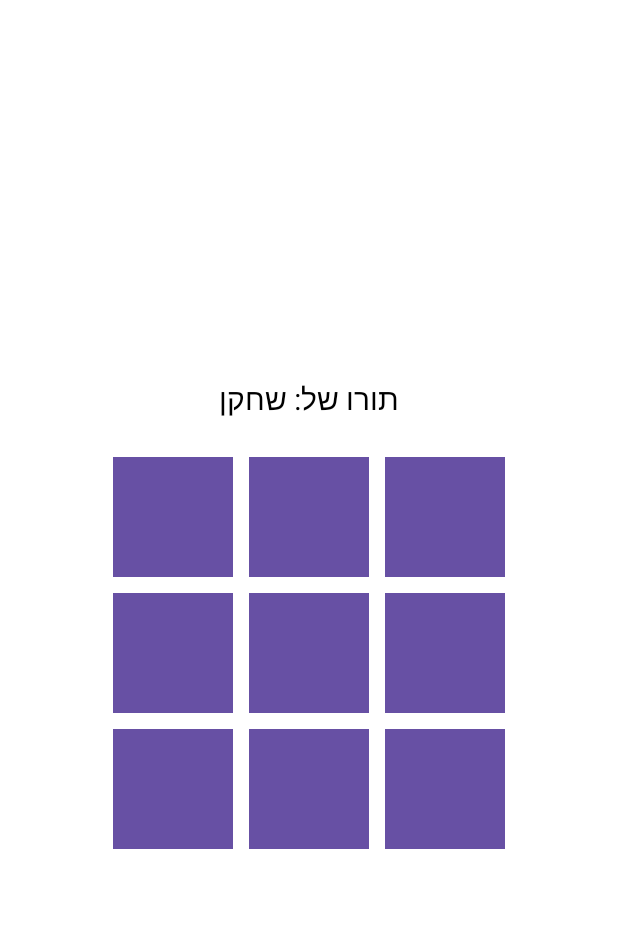
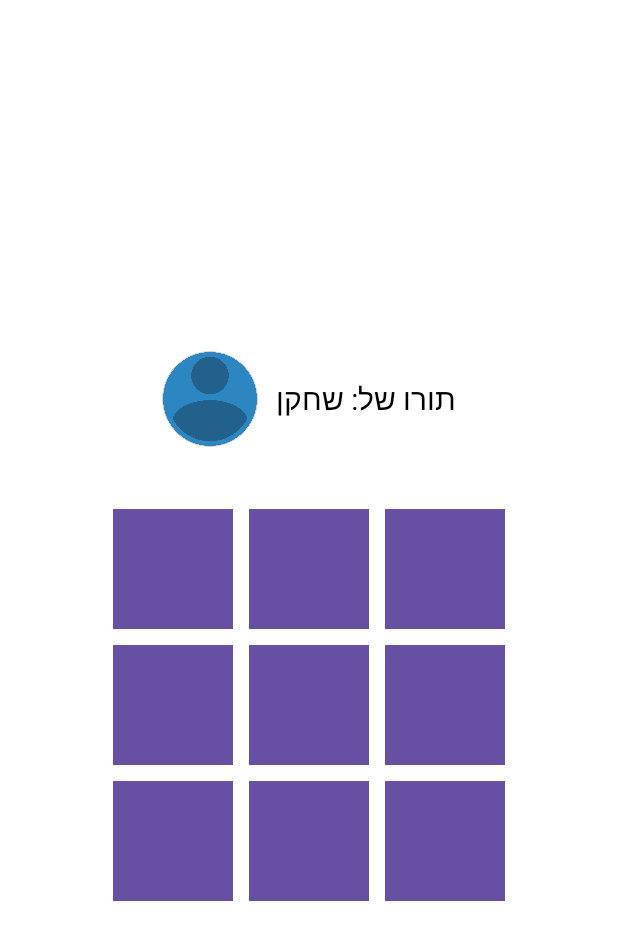
Before and after one commit to hanalif/TicTacToeGame, an Android app: the MainActivity screen opened directly, with no data from a screen before it, on a phone screen of 412 x 824 dp. Shown: the top 940 px of the screen. Run offline under Robolectric (Android 15) with nearby library versions, the phone set to English and light mode, and no system bars; our stand-ins replace Room's generated code.

```diff
--- a/app/src/main/java/hana/lipschutz/math_exercises/MainActivity.java
+++ b/app/src/main/java/hana/lipschutz/math_exercises/MainActivity.java
@@ -2,20 +2,19 @@ package hana.lipschutz.math_exercises;
 
 import android.content.Intent;
 import android.content.SharedPreferences;
+import android.graphics.Bitmap;
+import android.graphics.BitmapFactory;
 import android.os.Bundle;
 import android.widget.Button;
 import android.widget.GridLayout;
+import android.widget.ImageView;
 import android.widget.TextView;
 
 import androidx.appcompat.app.AlertDialog;
 import androidx.appcompat.app.AppCompatActivity;
 
-import com.google.gson.Gson;
-import com.google.gson.reflect.TypeToken;
-
-import java.lang.reflect.Type;
+import java.io.File;
 import java.text.SimpleDateFormat;
-import java.util.ArrayList;
 import java.util.Date;
 import java.util.Locale;
 
@@ -24,6 +23,7 @@ public class MainActivity extends AppCompatActivity {
     private Model game;
     private AppDatabase db;
     private TextView playerNameTextView;
+    private ImageView imageViewProfile;
     private Button[][] buttons = new Button[3][3];
     private String playerName;
     private long startTime;
@@ -48,6 +48,10 @@ public class MainActivity extends AppCompatActivity {
         game = new Model();
 
         playerNameTextView = findViewById(R.id.playerNameTextView);
+        imageViewProfile = findViewById(R.id.imageViewProfile);
+
+        loadProfileImage();
+
         playerNameTextView.setText("תורו של: " + playerName);
 
         GridLayout gridLayout = findViewById(R.id.gridLayout);
@@ -64,6 +68,17 @@ public class MainActivity extends AppCompatActivity {
                 btn.setOnClickListener(v -> handlePlayerClick(finalRow, finalCol));
                 index++;
             }
+        }
+    }
+
+    private void loadProfileImage() {
+        File file = new File(getFilesDir(), "profile.jpg");
+        if (file.exists()) {
+            Bitmap bitmap = BitmapFactory.decodeFile(file.getAbsolutePath());
+            imageViewProfile.setImageBitmap(bitmap);
+        } else {
+            // תמונת ברירת מחדל במידה ואין תמונה
+            imageViewProfile.setImageResource(R.drawable.profile_avatar);
         }
     }
 
@@ -139,22 +154,6 @@ public class MainActivity extends AppCompatActivity {
         saveResultToDatabase(game.getWinner(), durationSeconds);
     }
 
-    private void saveResult(String winner, int durationSeconds) {
-        SharedPreferences prefs = getSharedPreferences("GamePrefs", MODE_PRIVATE);
-        Gson gson = new Gson();
-
-        String json = prefs.getString("GAME_RESULTS", "[]");
-        Type listType = new TypeToken<ArrayList<GameResult>>() {}.getType();
-        ArrayList<GameResult> list = gson.fromJson(json, listType);
-
-        String dateTime = new SimpleDateFormat("dd/MM/yyyy HH:mm", Locale.getDefault()).format(new Date());
-        GameResult result = new GameResult(winner, dateTime, durationSeconds);
-        list.add(result);
-
-        String updatedJson = gson.toJson(list);
-        prefs.edit().putString("GAME_RESULTS", updatedJson).apply();
-    }
-
     private void saveResultToDatabase(String winner, int durationSeconds) {
         new Thread(() -> {
             String dateTime = new SimpleDateFormat("dd/MM/yyyy HH:mm", Locale.getDefault()).format(new Date());
@@ -164,5 +163,4 @@ public class MainActivity extends AppCompatActivity {
         }).start();
     }
 
-
 }
--- a/app/src/main/res/layout/activity_main.xml
+++ b/app/src/main/res/layout/activity_main.xml
@@ -8,14 +8,33 @@
     android:padding="24dp"
     android:background="#FFF">
 
-    <TextView
-        android:id="@+id/playerNameTextView"
+    <!-- LinearLayout אופקי לתמונה ושם -->
+    <LinearLayout
         android:layout_width="wrap_content"
         android:layout_height="wrap_content"
-        android:text="תורו של: "
-        android:textSize="20sp"
-        android:textColor="#000000"
-        android:layout_marginBottom="20dp" />
+        android:orientation="horizontal"
+        android:gravity="center_vertical"
+        android:layout_marginBottom="20dp"
+        android:padding="16dp">
+
+        <ImageView
+            android:id="@+id/imageViewProfile"
+            android:layout_width="64dp"
+            android:layout_height="64dp"
+            android:layout_marginEnd="12dp"
+            android:background="@drawable/circle_image"
+            android:scaleType="centerCrop"
+            android:clipToOutline="true" />
+
+        <TextView
+            android:id="@+id/playerNameTextView"
+            android:layout_width="wrap_content"
+            android:layout_height="wrap_content"
+            android:text="תורו של: שחקן"
+            android:textSize="20sp"
+            android:textColor="#000000" />
+
+    </LinearLayout>
 
     <GridLayout
         android:id="@+id/gridLayout"
@@ -26,34 +45,18 @@
         android:layout_gravity="center">
 
         <!-- 9 כפתורים – לוח 3x3 -->
-        <Button
-            android:id="@+id/button00"
-            style="@style/GameButtonStyle" />
-        <Button
-            android:id="@+id/button01"
-            style="@style/GameButtonStyle" />
-        <Button
-            android:id="@+id/button02"
-            style="@style/GameButtonStyle" />
+        <Button android:id="@+id/button00" style="@style/GameButtonStyle" />
+        <Button android:id="@+id/button01" style="@style/GameButtonStyle" />
+        <Button android:id="@+id/button02" style="@style/GameButtonStyle" />
 
-        <Button
-            android:id="@+id/button10"
-            style="@style/GameButtonStyle" />
-        <Button
-            android:id="@+id/button11"
-            style="@style/GameButtonStyle" />
-        <Button
-            android:id="@+id/button12"
-            style="@style/GameButtonStyle" />
+        <Button android:id="@+id/button10" style="@style/GameButtonStyle" />
+        <Button android:id="@+id/button11" style="@style/GameButtonStyle" />
+        <Button android:id="@+id/button12" style="@style/GameButtonStyle" />
 
-        <Button
-            android:id="@+id/button20"
-            style="@style/GameButtonStyle" />
-        <Button
-            android:id="@+id/button21"
-            style="@style/GameButtonStyle" />
-        <Button
-            android:id="@+id/button22"
-            style="@style/GameButtonStyle" />
+        <Button android:id="@+id/button20" style="@style/GameButtonStyle" />
+        <Button android:id="@+id/button21" style="@style/GameButtonStyle" />
+        <Button android:id="@+id/button22" style="@style/GameButtonStyle" />
+
     </GridLayout>
+
 </LinearLayout>
```
